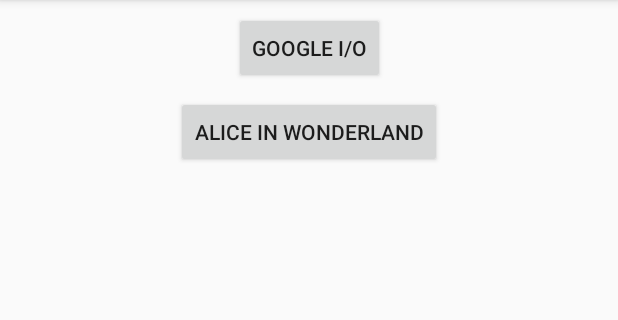
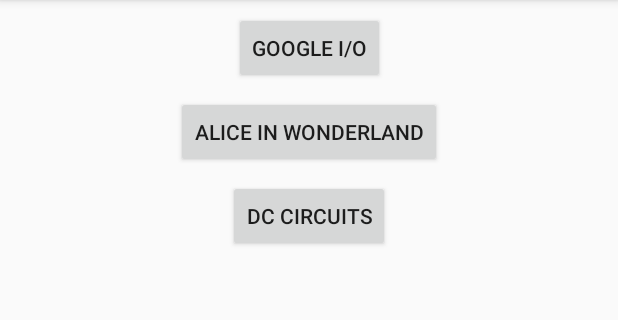
Before and after one commit to Minitex/pdfreader-android, an Android app: the screen it shows after launch (MainActivity), on a phone screen of 412 x 824 dp, the part 84-404 px from its top. Run offline under Robolectric (Android 15) with nearby library versions, the phone set to English and light mode, and no system bars.

Commit message:
Adds option for loading DC Circuits PDF
This our example with a table of contents.

```diff
--- a/app/src/main/java/org/nypl/pdf/android/pdfreader/MainActivity.kt
+++ b/app/src/main/java/org/nypl/pdf/android/pdfreader/MainActivity.kt
@@ -8,6 +8,7 @@ class MainActivity : AppCompatActivity() {
 
     private lateinit var googleButton: Button
     private lateinit var aliceButton: Button
+    private lateinit var circuitButton: Button
 
     override fun onCreate(savedInstanceState: Bundle?) {
         super.onCreate(savedInstanceState)
@@ -22,5 +23,10 @@ class MainActivity : AppCompatActivity() {
         this.aliceButton.setOnClickListener {
             PdfReaderActivity.startActivity(this, PdfReaderParameters("aliceInWonderland.pdf", 0))
         }
+
+        this.circuitButton = findViewById(R.id.circuit_button)
+        this.circuitButton.setOnClickListener {
+            PdfReaderActivity.startActivity(this, PdfReaderParameters("dcCircuits.pdf", 0))
+        }
     }
 }
--- a/app/src/main/res/layout/activity_main.xml
+++ b/app/src/main/res/layout/activity_main.xml
@@ -25,5 +25,13 @@
             app:layout_constraintStart_toStartOf="parent"
             android:layout_marginStart="8dp" app:layout_constraintEnd_toEndOf="parent" android:layout_marginEnd="8dp"
             android:layout_marginTop="8dp" app:layout_constraintTop_toBottomOf="@+id/google_button"/>
+    <Button
+            android:text="DC Circuits"
+            android:layout_width="wrap_content"
+            android:layout_height="wrap_content"
+            android:id="@+id/circuit_button" android:layout_marginTop="8dp"
+            app:layout_constraintTop_toBottomOf="@+id/alice_button" app:layout_constraintEnd_toEndOf="parent"
+            android:layout_marginEnd="8dp" app:layout_constraintStart_toStartOf="parent"
+            android:layout_marginStart="8dp"/>
 
 </android.support.constraint.ConstraintLayout>
```
